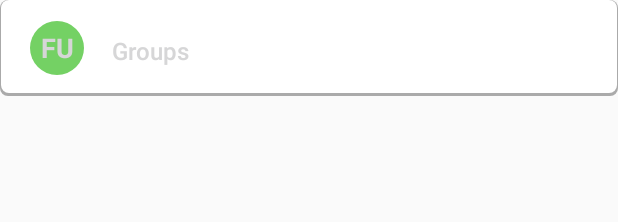
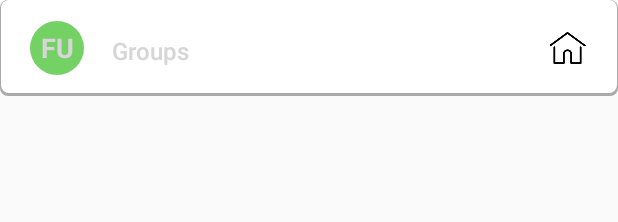
Before and after one commit to Unreal-Dreams/MsEngage, an Android app: the layout activity_main_chat.xml on its own in the app's theme, with its tools: preview values and no code run, on a phone screen of 412 x 824 dp. Shown: the top 222 px of the screen. Run offline under Robolectric (Android 15) with nearby library versions, the phone set to English and light mode, and no system bars; Roboto replaces fonts that are not available here.

Commit message:
Home Button Added

```diff
--- a/app/src/main/java/com/printhub/printhub/Chat/ChatActivity.java
+++ b/app/src/main/java/com/printhub/printhub/Chat/ChatActivity.java
@@ -192,6 +192,7 @@ public class ChatActivity extends AppCompatActivity {
     public void backButton(View view) {
 
         startActivity(new Intent(this, MainActivityChat.class));
+        finish();
     }
 
     public void sendMessage(View view) {
--- a/app/src/main/java/com/printhub/printhub/registration/eventInterestActivity.java
+++ b/app/src/main/java/com/printhub/printhub/registration/eventInterestActivity.java
@@ -63,7 +63,6 @@ public class eventInterestActivity extends AppCompatActivity {
         empty_text=findViewById(R.id.empty_text);
         emptyBox= findViewById(R.id.emptyBox);
         frameLayout = findViewById(R.id.framelayout);
-
         manager=new LinearLayoutManager(getApplicationContext());
         recyclerView.setLayoutManager(manager);
         mEventsAdapter= new mEventsAdapter(new ArrayList<>(), eventInterestActivity.this, recyclerView);
--- a/app/src/main/res/layout/activity_login2.xml
+++ b/app/src/main/res/layout/activity_login2.xml
@@ -24,7 +24,7 @@
                 android:layout_gravity="center_horizontal"
                 android:layout_marginLeft="20dp"
                 android:layout_marginRight="20dp"
-                android:hint="Email"
+                android:hint="Enter Your College Email ID"
                 android:textColorHint="@color/black" />
 
             <EditText
--- a/app/src/main/res/layout/activity_main_chat.xml
+++ b/app/src/main/res/layout/activity_main_chat.xml
@@ -12,6 +12,8 @@
         android:layout_height="64dp"
         android:background="@drawable/shadow"
         app:layout_constraintTop_toTopOf="parent">
+
+
 
         <TextView
             android:layout_width="74dp"
@@ -60,6 +62,17 @@
             android:textColor="@color/white"
             android:textSize="18sp"
             android:textStyle="bold" />
+
+        <ImageView
+            android:id="@+id/homeBtn"
+            android:layout_width="27dp"
+            android:onClick="backButton"
+            android:layout_height="24dp"
+            android:layout_alignParentEnd="true"
+            android:layout_alignParentBottom="true"
+            android:layout_marginEnd="20dp"
+            android:layout_marginBottom="20dp"
+            android:src="@drawable/home" />
     </RelativeLayout>
 
     <androidx.recyclerview.widget.RecyclerView
```
Also changed, not shown: app/src/main/java/com/printhub/printhub/Chat/MainActivityChat.java (+10 -0 lines), app/src/main/java/com/printhub/printhub/LoginActivity.java (+6 -1 lines).
